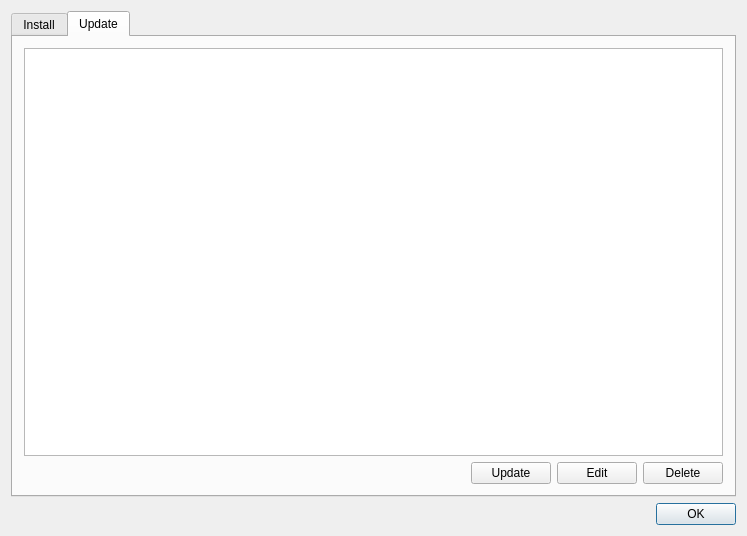
Old version of the form botfather/gui/scriptmanager/scriptmanagerdialog.ui in the repository botfatherio/botfather.
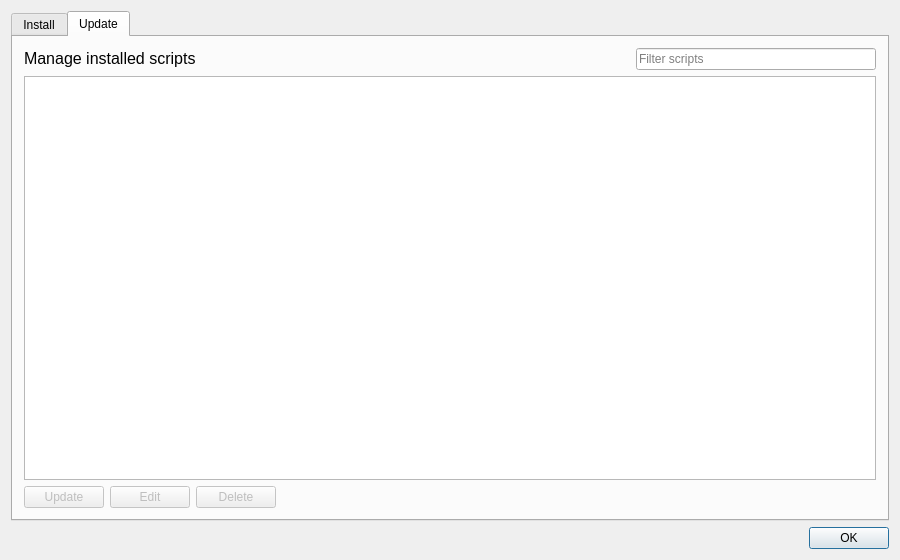
New version of the form. The open tabs and pages were chosen to show the change.

Commit message: Unify the look of both script manager tabs

The edit to the form file:
```diff
--- a/botfather/gui/scriptmanager/scriptmanagerdialog.ui
+++ b/botfather/gui/scriptmanager/scriptmanagerdialog.ui
@@ -6,8 +6,8 @@
    <rect>
     <x>0</x>
     <y>0</y>
-    <width>747</width>
-    <height>536</height>
+    <width>900</width>
+    <height>560</height>
    </rect>
   </property>
   <property name="windowTitle">
@@ -101,11 +101,15 @@
        <string>Update</string>
       </attribute>
       <layout class="QVBoxLayout" name="verticalLayout_3">
-       <item>
-        <widget class="QTableView" name="local_scripts_table_view"/>
-       </item>
        <item>
         <layout class="QHBoxLayout" name="horizontalLayout_2">
+         <item>
+          <widget class="QLabel" name="label">
+           <property name="text">
+            <string>&lt;html&gt;&lt;head/&gt;&lt;body&gt;&lt;p&gt;&lt;span style=&quot; font-size:12pt;&quot;&gt;Manage installed scripts&lt;/span&gt;&lt;/p&gt;&lt;/body&gt;&lt;/html&gt;</string>
+           </property>
+          </widget>
+         </item>
          <item>
           <spacer name="horizontalSpacer">
            <property name="orientation">
@@ -120,7 +124,58 @@
           </spacer>
          </item>
          <item>
+          <widget class="QLineEdit" name="local_filter">
+           <property name="maximumSize">
+            <size>
+             <width>240</width>
+             <height>16777215</height>
+            </size>
+           </property>
+           <property name="placeholderText">
+            <string>Filter scripts</string>
+           </property>
+           <property name="clearButtonEnabled">
+            <bool>true</bool>
+           </property>
+          </widget>
+         </item>
+        </layout>
+       </item>
+       <item>
+        <widget class="QTableView" name="local_view">
+         <property name="selectionMode">
+          <enum>QAbstractItemView::SingleSelection</enum>
+         </property>
+         <property name="selectionBehavior">
+          <enum>QAbstractItemView::SelectRows</enum>
+         </property>
+         <property name="sortingEnabled">
+          <bool>true</bool>
+         </property>
+         <property name="cornerButtonEnabled">
+          <bool>false</bool>
+         </property>
+         <attribute name="horizontalHeaderHighlightSections">
+          <bool>false</bool>
+         </attribute>
+         <attribute name="horizontalHeaderStretchLastSection">
+          <bool>true</bool>
+         </attribute>
+         <attribute name="verticalHeaderVisible">
+          <bool>false</bool>
+         </attribute>
+         <attribute name="verticalHeaderHighlightSections">
+          <bool>false</bool>
+         </attribute>
+        </widget>
+       </item>
+       <item>
+        <layout class="QHBoxLayout" name="horizontalLayout_3">
+         <item>
           <widget class="QPushButton" name="pushButton">
+           <property name="enabled">
+            <bool>false</bool>
+           </property>
            <property name="text">
             <string>Update</string>
            </property>
@@ -128,6 +183,9 @@
          </item>
          <item>
           <widget class="QPushButton" name="pushButton_2">
+           <property name="enabled">
+            <bool>false</bool>
+           </property>
            <property name="text">
             <string>Edit</string>
            </property>
@@ -135,11 +193,27 @@
          </item>
          <item>
           <widget class="QPushButton" name="pushButton_3">
+           <property name="enabled">
+            <bool>false</bool>
+           </property>
            <property name="text">
             <string>Delete</string>
            </property>
           </widget>
          </item>
+         <item>
+          <spacer name="horizontalSpacer_3">
+           <property name="orientation">
+            <enum>Qt::Horizontal</enum>
+           </property>
+           <property name="sizeHint" stdset="0">
+            <size>
+             <width>40</width>
+             <height>20</height>
+            </size>
+           </property>
+          </spacer>
+         </item>
         </layout>
        </item>
       </layout>
```
Left out of the diff: 48 changed lines with no effect on the pictures. The commit also changes 2 other files.
